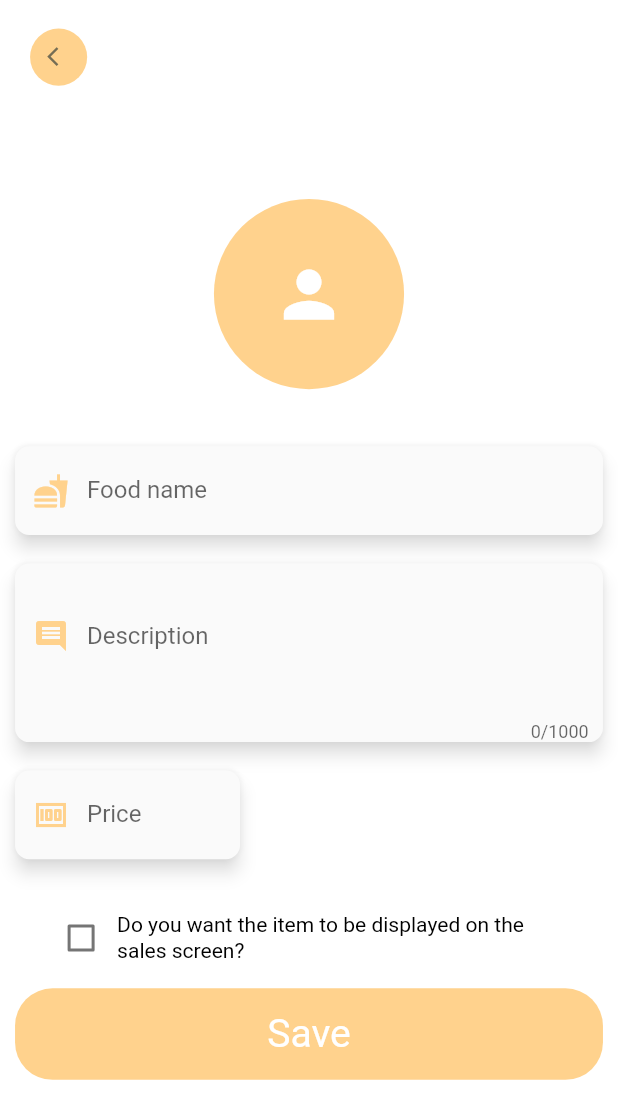
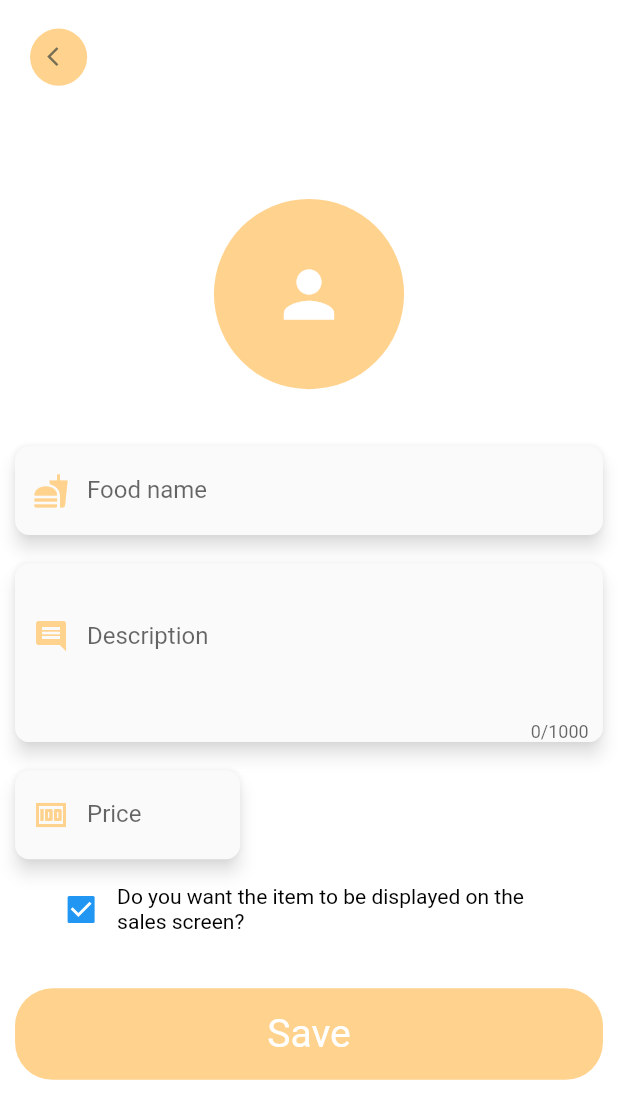
Before and after one commit to igorAnthony/app-compras, a Flutter app: the AdminProductDetailsView screen opened by its route, on a phone screen of 412 x 824 dp. Shown: the top 1119 px of the screen. Run offline on Flutter 3.47's test engine with Material 2 defaults, Android fonts, the phone set to English and light mode, and no system bars; our stand-ins replace dots_indicator, get, get_storage; accounts and stored records are empty; network calls fail.

Commit message:
added option to delete item and fixes item visibility

```diff
--- a/lib/models/products_model.dart
+++ b/lib/models/products_model.dart
@@ -17,6 +17,7 @@ class Products {
     this.price,
     this.stars,
     this.location,
+    this.visibility
   });
 
   Products.fromJson(Map<String, dynamic> json) {
--- a/lib/modules/admin/views/admin_add_product.dart
+++ b/lib/modules/admin/views/admin_add_product.dart
@@ -107,17 +107,19 @@ class AdminProductDetailsView extends GetView<AdminController>{
                           decoration: kInputDecoration('Price', Icons.money, iconColor: AppColors.iconColor1),
                         ),
                       ),
-                      SizedBox(height: Dimensions.height30,),
+                      SizedBox(height: Dimensions.height10,),
                       Container(
                         margin: EdgeInsets.symmetric(horizontal: Dimensions.width20),
                         child: Row(
                           mainAxisAlignment: MainAxisAlignment.center,
                           children: [
-                            Checkbox(
-                              value: controller.isChecked, // Valor atual do checkbox
-                              onChanged: (bool? value) {
-                                controller.isChecked = !controller.isChecked;
-                              },
+                            Obx(
+                              () => Checkbox(
+                                value: controller.isChecked.value,
+                                onChanged: (bool? value) {
+                                  controller.isChecked.value = !controller.isChecked.value;
+                                },
+                              )
                             ),
                             Expanded(
                               child: Container(
@@ -127,7 +129,7 @@ class AdminProductDetailsView extends GetView<AdminController>{
                           ],
                         ),
                       ),
-                      SizedBox(height: Dimensions.height10),
+                      SizedBox(height: Dimensions.height30),
                       Container(
                         width: double.maxFinite,
                         child: kTextButton("Save", (){
@@ -139,6 +141,23 @@ class AdminProductDetailsView extends GetView<AdminController>{
                           Get.back();
                         }, backgroundColor: AppColors.iconColor1)
                       ),
+                      SizedBox(height: Dimensions.height30),
+                      controller.isUpdated ? Container(
+                        child: GestureDetector(
+                          onTap: () {
+                            controller.deleteItem(productId!);
+                            Get.back();
+                          },
+                          child: Row(
+                            mainAxisAlignment: MainAxisAlignment.center,
+                            children: [
+                              Icon(Icons.delete, color: Color.fromARGB(255, 105, 15, 15)),
+                              SizedBox(width: Dimensions.width5),
+                              bigText("Remover item", color: Color.fromARGB(255, 105, 15, 15),),
+                            ],
+                          ),
+                        ),
+                      ) : Container()
                   ]),
                 ),
             ]),
--- a/lib/modules/admin/views/admin_view.dart
+++ b/lib/modules/admin/views/admin_view.dart
@@ -116,7 +116,7 @@ class _AdminPanelViewState extends State<AdminPanelView> {
                                               ],
                                             ),
                                           ),
-                                          product.visibility == "visible"
+                                          product.visibility == "1"
                                               ? GestureDetector(
                                                 onTap:() {
                                                   controller.changeTheVisibility(index);
```
Also changed, not shown: lib/modules/admin/controller/admin_controller.dart (+28 -23 lines), lib/modules/admin/provider/admin_provider.dart (+6 -8 lines).
